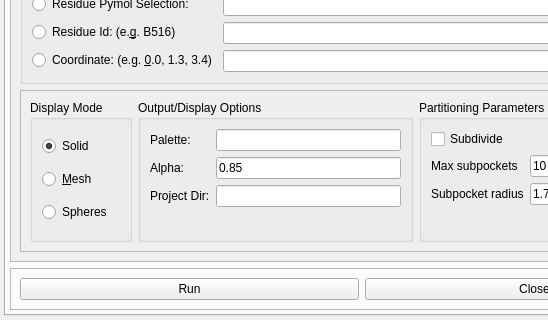
Old version of the form pyvol/pyvol_gui/pyvol_gui.ui in the repository schlessinger-lab/pyvol; both pictures show x 0 to 548 and y 340 to 660 of the 724 by 660 pixel window.
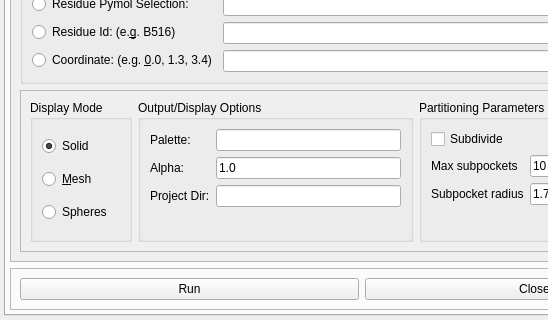
New version of the form.

Diff of the .ui file:
```diff
--- a/pyvol/pyvol_gui/pyvol_gui.ui
+++ b/pyvol/pyvol_gui/pyvol_gui.ui
@@ -303,7 +303,7 @@
                  <item row="1" column="1">
                   <widget class="QLineEdit" name="alpha_ledit">
                    <property name="text">
-                    <string>0.85</string>
+                    <string>1.0</string>
                    </property>
                   </widget>
                  </item>
```
